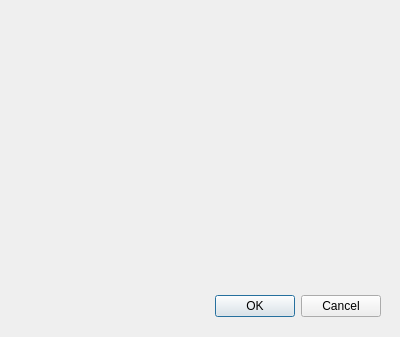
Old version of the form SoftwareProManagement/monthly.ui in the repository crawler-john/graduationProject.
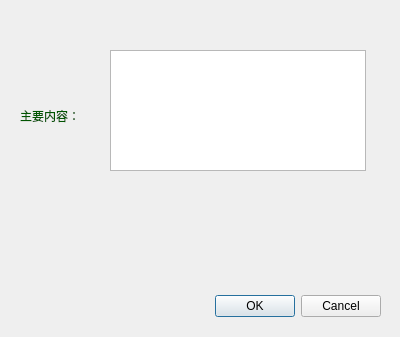
New version of the form. Icons and pictures are not drawn.

The edit to the form file:
```diff
--- a/SoftwareProManagement/monthly.ui
+++ b/SoftwareProManagement/monthly.ui
@@ -35,6 +35,33 @@
     <set>QDialogButtonBox::Cancel|QDialogButtonBox::Ok</set>
    </property>
   </widget>
+  <widget class="QTextBrowser" name="textBrowser">
+   <property name="geometry">
+    <rect>
+     <x>110</x>
+     <y>50</y>
+     <width>256</width>
+     <height>121</height>
+    </rect>
+   </property>
+  </widget>
+  <widget class="QLabel" name="label">
+   <property name="geometry">
+    <rect>
+     <x>20</x>
+     <y>80</y>
+     <width>91</width>
+     <height>71</height>
+    </rect>
+   </property>
+   <property name="styleSheet">
+    <string notr="true">font: 75 14pt &quot;黑体&quot;;
+color:rgb(0, 85, 0);</string>
+   </property>
+   <property name="text">
+    <string>主要内容：</string>
+   </property>
+  </widget>
  </widget>
  <resources/>
  <connections>
```
